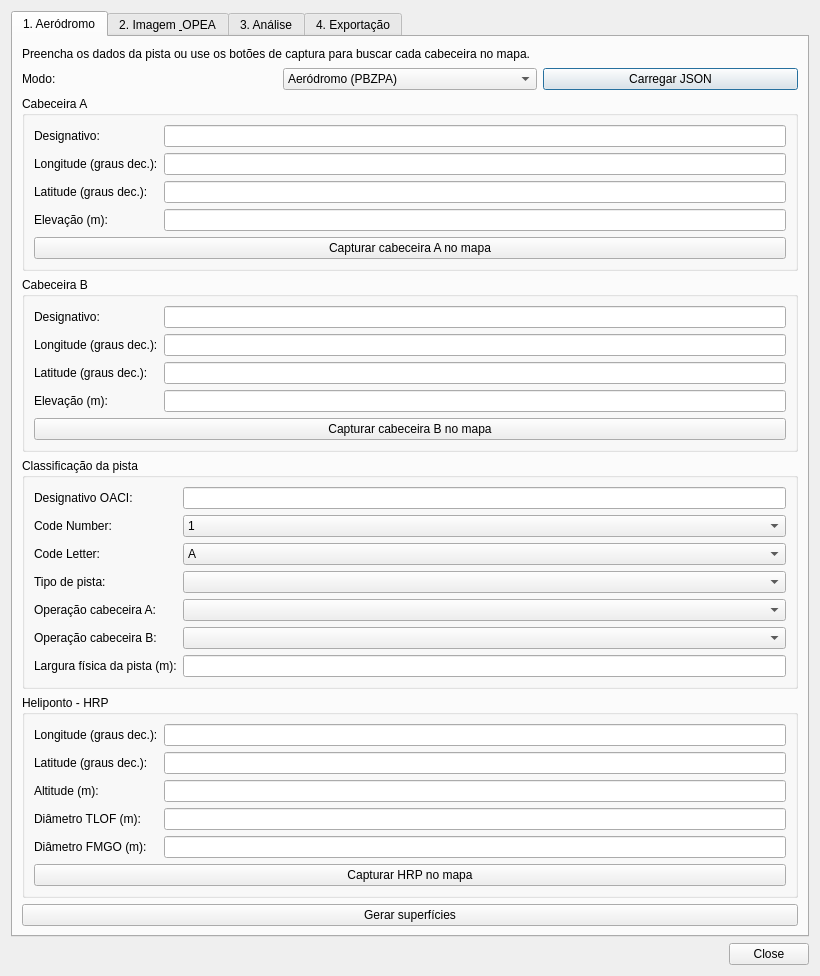
First picture: the form in pbzpa_qgis/ui/pbzpa_dialog.ui, repository reinaldodelfiaco/pbzpahbuilder, before the edit.
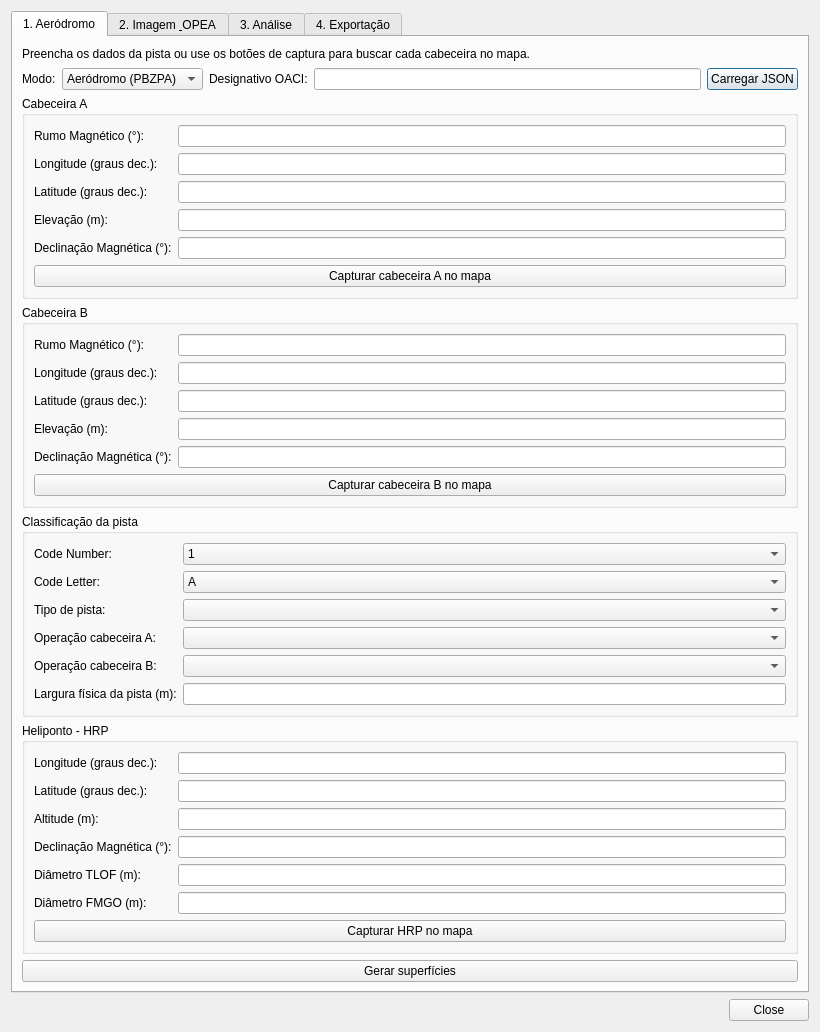
Second picture: the form after the edit.

Commit message: implementação da API do NOAA

Diff of the .ui file:
```diff
--- a/pbzpa_qgis/ui/pbzpa_dialog.ui
+++ b/pbzpa_qgis/ui/pbzpa_dialog.ui
@@ -34,6 +34,8 @@
           <item><property name="text"><string>Heliponto (PBZPH)</string></property></item>
          </widget>
         </item>
+        <item><widget class="QLabel"><property name="text"><string>Designativo OACI:</string></property></widget></item>
+        <item><widget class="QLineEdit" name="lineICAO"/></item>
         <item><widget class="QPushButton" name="btnCarregarJSON"><property name="text"><string>Carregar JSON</string></property></widget></item>
        </layout>
       </item>
@@ -42,7 +44,7 @@
        <widget class="QGroupBox" name="groupCabA">
         <property name="title"><string>Cabeceira A</string></property>
         <layout class="QGridLayout" name="gridCabA">
-        <item row="0" column="0"><widget class="QLabel"><property name="text"><string>Designativo:</string></property></widget></item>
+          <item row="0" column="0"><widget class="QLabel"><property name="text"><string>Rumo Magnético (°):</string></property></widget></item>
         <item row="0" column="1"><widget class="QLineEdit" name="lineCabA"/></item>
         <item row="1" column="0"><widget class="QLabel"><property name="text"><string>Longitude (graus dec.):</string></property></widget></item>
         <item row="1" column="1"><widget class="QLineEdit" name="lineLonA"/></item>
@@ -50,7 +52,9 @@
         <item row="2" column="1"><widget class="QLineEdit" name="lineLatA"/></item>
         <item row="3" column="0"><widget class="QLabel"><property name="text"><string>Elevação (m):</string></property></widget></item>
         <item row="3" column="1"><widget class="QLineEdit" name="lineElevA"/></item>
-        <item row="4" column="0" colspan="2">
+          <item row="4" column="0"><widget class="QLabel"><property name="text"><string>Declinação Magnética (°):</string></property></widget></item>
+          <item row="4" column="1"><widget class="QLineEdit" name="lineDeclinA"><property name="readOnly"><bool>true</bool></property></widget></item>
+          <item row="5" column="0" colspan="2">
          <widget class="QPushButton" name="btnAlvoA">
           <property name="text"><string>Capturar cabeceira A no mapa</string></property>
          </widget>
@@ -63,7 +67,7 @@
        <widget class="QGroupBox" name="groupCabB">
         <property name="title"><string>Cabeceira B</string></property>
         <layout class="QGridLayout" name="gridCabB">
-        <item row="0" column="0"><widget class="QLabel"><property name="text"><string>Designativo:</string></property></widget></item>
+          <item row="0" column="0"><widget class="QLabel"><property name="text"><string>Rumo Magnético (°):</string></property></widget></item>
         <item row="0" column="1"><widget class="QLineEdit" name="lineCabB"/></item>
         <item row="1" column="0"><widget class="QLabel"><property name="text"><string>Longitude (graus dec.):</string></property></widget></item>
         <item row="1" column="1"><widget class="QLineEdit" name="lineLonB"/></item>
@@ -71,7 +75,9 @@
         <item row="2" column="1"><widget class="QLineEdit" name="lineLatB"/></item>
         <item row="3" column="0"><widget class="QLabel"><property name="text"><string>Elevação (m):</string></property></widget></item>
         <item row="3" column="1"><widget class="QLineEdit" name="lineElevB"/></item>
-        <item row="4" column="0" colspan="2">
+          <item row="4" column="0"><widget class="QLabel"><property name="text"><string>Declinação Magnética (°):</string></property></widget></item>
+          <item row="4" column="1"><widget class="QLineEdit" name="lineDeclinB"><property name="readOnly"><bool>true</bool></property></widget></item>
+          <item row="5" column="0" colspan="2">
          <widget class="QPushButton" name="btnAlvoB">
           <property name="text"><string>Capturar cabeceira B no mapa</string></property>
          </widget>
@@ -84,10 +90,8 @@
        <widget class="QGroupBox" name="groupClassificacao">
         <property name="title"><string>Classificação da pista</string></property>
         <layout class="QGridLayout" name="gridClassificacao">
-        <item row="0" column="0"><widget class="QLabel"><property name="text"><string>Designativo OACI:</string></property></widget></item>
-        <item row="0" column="1"><widget class="QLineEdit" name="lineICAO"/></item>
-        <item row="1" column="0"><widget class="QLabel"><property name="text"><string>Code Number:</string></property></widget></item>
-        <item row="1" column="1">
+          <item row="0" column="0"><widget class="QLabel"><property name="text"><string>Code Number:</string></property></widget></item>
+          <item row="0" column="1">
          <widget class="QComboBox" name="cmbCodeNumber">
           <item><property name="text"><string>1</string></property></item>
           <item><property name="text"><string>2</string></property></item>
@@ -95,8 +99,8 @@
           <item><property name="text"><string>4</string></property></item>
          </widget>
         </item>
-        <item row="2" column="0"><widget class="QLabel"><property name="text"><string>Code Letter:</string></property></widget></item>
-        <item row="2" column="1">
+          <item row="1" column="0"><widget class="QLabel"><property name="text"><string>Code Letter:</string></property></widget></item>
+          <item row="1" column="1">
          <widget class="QComboBox" name="cmbCodeLetter">
           <item><property name="text"><string>A</string></property></item>
           <item><property name="text"><string>B</string></property></item>
@@ -106,14 +110,14 @@
           <item><property name="text"><string>F</string></property></item>
          </widget>
         </item>
-        <item row="3" column="0"><widget class="QLabel"><property name="text"><string>Tipo de pista:</string></property></widget></item>
-        <item row="3" column="1"><widget class="QComboBox" name="cmbRunwayType"/></item>
-        <item row="4" column="0"><widget class="QLabel"><property name="text"><string>Operação cabeceira A:</string></property></widget></item>
-        <item row="4" column="1"><widget class="QComboBox" name="cmbApproachA"/></item>
-        <item row="5" column="0"><widget class="QLabel"><property name="text"><string>Operação cabeceira B:</string></property></widget></item>
-        <item row="5" column="1"><widget class="QComboBox" name="cmbApproachB"/></item>
-        <item row="6" column="0"><widget class="QLabel"><property name="text"><string>Largura física da pista (m):</string></property></widget></item>
-        <item row="6" column="1"><widget class="QLineEdit" name="lineLargura"/></item>
+          <item row="2" column="0"><widget class="QLabel"><property name="text"><string>Tipo de pista:</string></property></widget></item>
+          <item row="2" column="1"><widget class="QComboBox" name="cmbRunwayType"/></item>
+          <item row="3" column="0"><widget class="QLabel"><property name="text"><string>Operação cabeceira A:</string></property></widget></item>
+          <item row="3" column="1"><widget class="QComboBox" name="cmbApproachA"/></item>
+          <item row="4" column="0"><widget class="QLabel"><property name="text"><string>Operação cabeceira B:</string></property></widget></item>
+          <item row="4" column="1"><widget class="QComboBox" name="cmbApproachB"/></item>
+          <item row="5" column="0"><widget class="QLabel"><property name="text"><string>Largura física da pista (m):</string></property></widget></item>
+          <item row="5" column="1"><widget class="QLineEdit" name="lineLargura"/></item>
         </layout>
        </widget>
       </item>
@@ -128,11 +132,13 @@
         <item row="1" column="1"><widget class="QLineEdit" name="lineHrpLat"/></item>
         <item row="2" column="0"><widget class="QLabel"><property name="text"><string>Altitude (m):</string></property></widget></item>
         <item row="2" column="1"><widget class="QLineEdit" name="lineHrpElev"/></item>
-        <item row="3" column="0"><widget class="QLabel"><property name="text"><string>Diâmetro TLOF (m):</string></property></widget></item>
-        <item row="3" column="1"><widget class="QLineEdit" name="lineTlofDiameter"/></item>
-        <item row="4" column="0"><widget class="QLabel"><property name="text"><string>Diâmetro FMGO (m):</string></property></widget></item>
-        <item row="4" column="1"><widget class="QLineEdit" name="lineFmgoDiameter"/></item>
-        <item row="5" column="0" colspan="2">
+        <item row="3" column="0"><widget class="QLabel"><property name="text"><string>Declinação Magnética (°):</string></property></widget></item>
+        <item row="3" column="1"><widget class="QLineEdit" name="lineHrpDecl"><property name="readOnly"><bool>true</bool></property></widget></item>
+        <item row="4" column="0"><widget class="QLabel"><property name="text"><string>Diâmetro TLOF (m):</string></property></widget></item>
+        <item row="4" column="1"><widget class="QLineEdit" name="lineTlofDiameter"/></item>
+        <item row="5" column="0"><widget class="QLabel"><property name="text"><string>Diâmetro FMGO (m):</string></property></widget></item>
+        <item row="5" column="1"><widget class="QLineEdit" name="lineFmgoDiameter"/></item>
+        <item row="6" column="0" colspan="2">
          <widget class="QPushButton" name="btnAlvoHRP">
           <property name="text"><string>Capturar HRP no mapa</string></property>
          </widget>
```
The commit also changes 1 other file.
